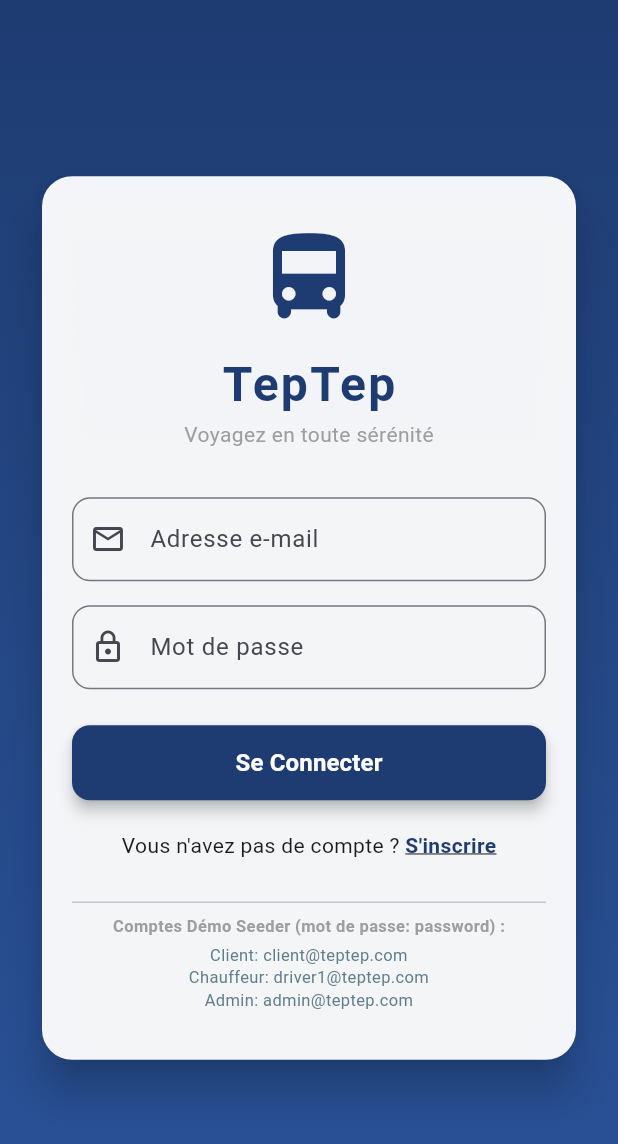
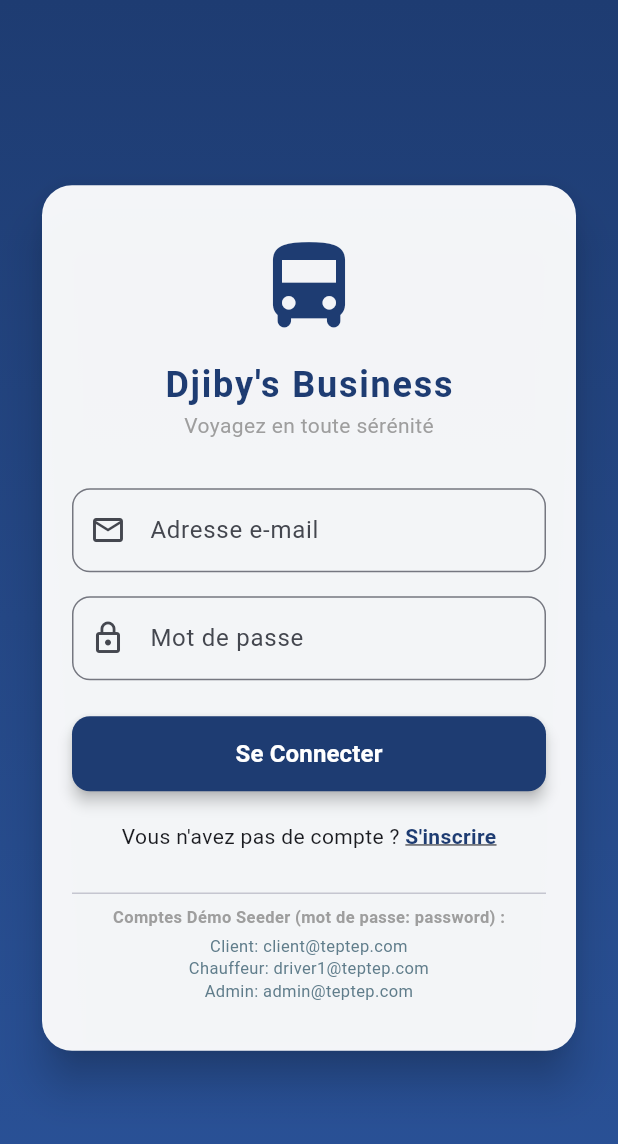
Before and after one commit to eljimalickseye/TEP_FRONT, a Flutter app: the screen it shows after launch, on a phone screen of 412 x 824 dp. Shown: the top 1144 px of the screen. Run offline on Flutter 3.47's test engine with Material 3 defaults, Android fonts, the phone set to English and light mode, and no system bars; our stand-ins replace flutter_map, flutter_svg, geolocator, latlong2, qr_flutter, shared_preferences; accounts and stored records are empty.

Commit message:
Rename app to Djiby's Business International

```diff
--- a/lib/main.dart
+++ b/lib/main.dart
@@ -31,7 +31,7 @@ class MyApp extends StatelessWidget {
   @override
   Widget build(BuildContext context) {
     return MaterialApp(
-      title: 'TepTep',
+      title: "Djiby's Business International",
       debugShowCheckedModeBanner: false,
       theme: ThemeData(
         useMaterial3: true,
--- a/lib/screens/login_screen.dart
+++ b/lib/screens/login_screen.dart
@@ -102,13 +102,13 @@ class _LoginScreenState extends State<LoginScreen> {
                               color: Color(0xFF1E3C72),
                             ),
                             const SizedBox(height: 12),
-                            const Text(
-                              'TepTep',
+                             const Text(
+                              "Djiby's Business",
                               style: TextStyle(
-                                fontSize: 32,
+                                fontSize: 24,
                                 fontWeight: FontWeight.bold,
                                 color: Color(0xFF1E3C72),
-                                letterSpacing: 1.5,
+                                letterSpacing: 1.2,
                               ),
                             ),
                             const Text(
```
